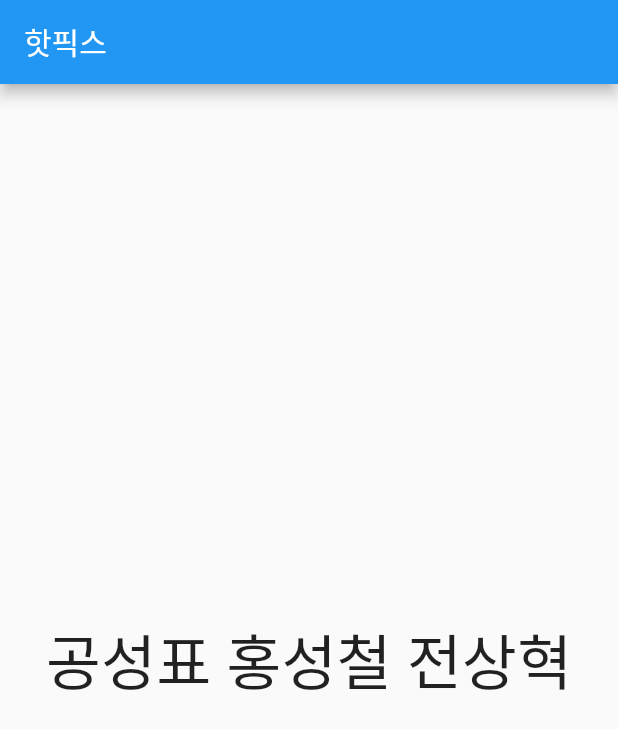
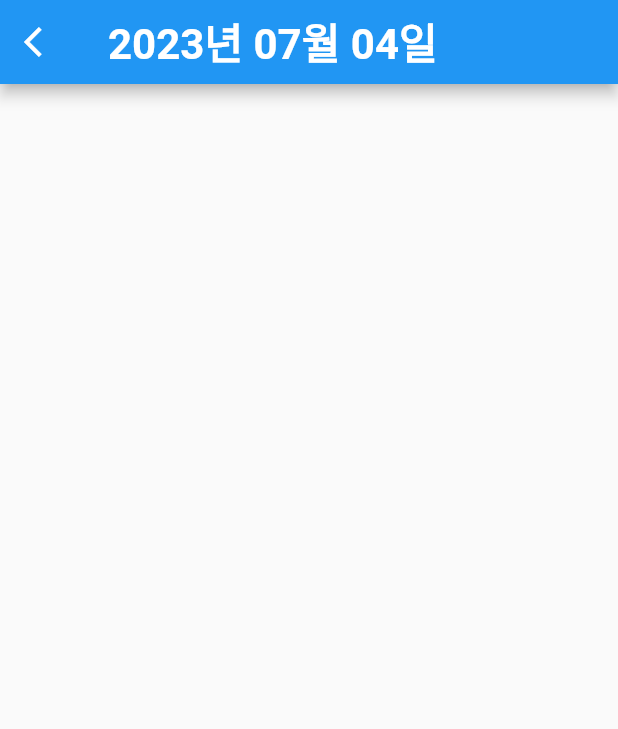
Before and after one commit to ThePerfectMartini/team_sparta_17, a Flutter app: the screen it shows after launch, on a phone screen of 412 x 824 dp. Shown: the top 729 px of the screen. Run offline on Flutter 3.47's test engine with Material 2 defaults, Android fonts, the phone set to English and light mode, and no system bars.

Commit message:
feat: 상단 바 타이틀 및 뒤로 가기 버튼 설정

```diff
--- /dev/null
+++ b/lib/daily_schduled_view.dart
@@ -0,0 +1,34 @@
+import 'package:flutter/material.dart';
+import 'package:flutter/src/foundation/key.dart';
+import 'package:flutter/src/widgets/framework.dart';
+
+class DailyScheduledView extends StatefulWidget {
+  const DailyScheduledView({Key? key}) : super(key: key);
+
+  @override
+  State<DailyScheduledView> createState() => _MyWidgetState();
+}
+
+class _MyWidgetState extends State<DailyScheduledView> {
+  @override
+  Widget build(BuildContext context) {
+    return MaterialApp(
+      debugShowCheckedModeBanner: false,
+      home: Scaffold(
+        appBar: AppBar(
+          leading: IconButton(
+            onPressed: () {},
+            icon: Icon(Icons.arrow_back_ios),
+          ),
+          title: Text(
+            "2023년 07월 04일",
+            style: TextStyle(
+              fontWeight: FontWeight.bold,
+              fontSize: 28,
+            ),
+          ),
+        ),
+      ),
+    );
+  }
+}
--- a/lib/main.dart
+++ b/lib/main.dart
@@ -1,7 +1,8 @@
 import 'package:flutter/material.dart';
+import 'package:team_sparta_17/daily_schduled_view.dart';
 
 void main() {
-  runApp(MyApp());
+  runApp(DailyScheduledView());
 }
 
 class MyApp extends StatelessWidget {
@@ -18,7 +19,8 @@ class MyApp extends StatelessWidget {
               "공성표 홍성철 전상혁",
               style: TextStyle(fontSize: 40),
             ),
-          )),
+        ),
+      ),
     );
   }
 }
```
